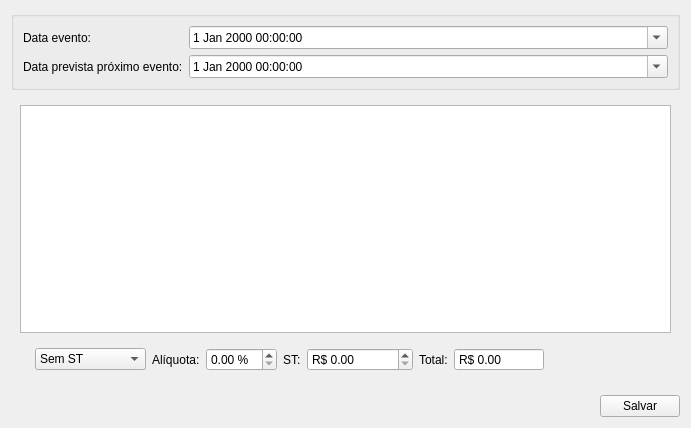
First picture: the form in ui/inputdialogproduto.ui, repository darktorres/ERP-STACCATO, before the edit.
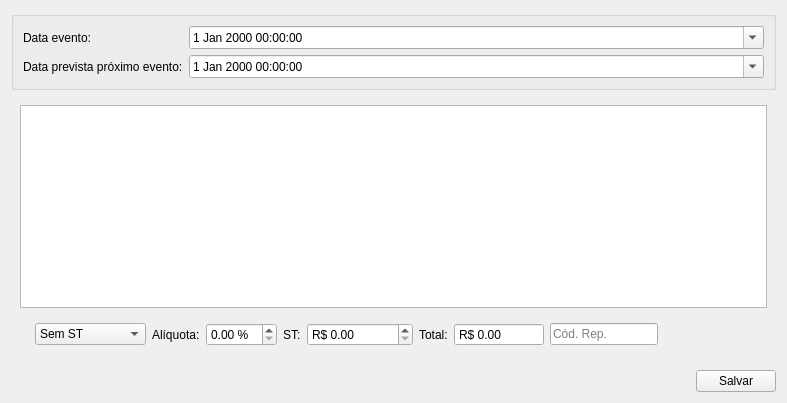
Second picture: the form after the edit. Custom widgets are drawn as their Qt base class.

What changed in the file:
```diff
--- a/ui/inputdialogproduto.ui
+++ b/ui/inputdialogproduto.ui
@@ -6,8 +6,8 @@
    <rect>
     <x>0</x>
     <y>0</y>
-    <width>691</width>
-    <height>428</height>
+    <width>787</width>
+    <height>403</height>
    </rect>
   </property>
   <property name="windowTitle">
@@ -163,6 +163,13 @@
            </property>
           </widget>
          </item>
+         <item>
+          <widget class="QLineEdit" name="lineEditCodRep">
+           <property name="placeholderText">
+            <string>Cód. Rep.</string>
+           </property>
+          </widget>
+         </item>
          <item>
           <spacer name="horizontalSpacer_6">
            <property name="orientation">
```
